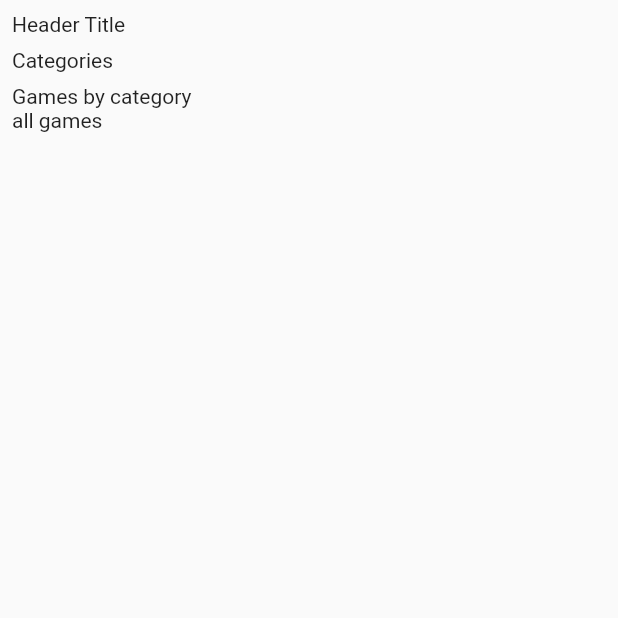
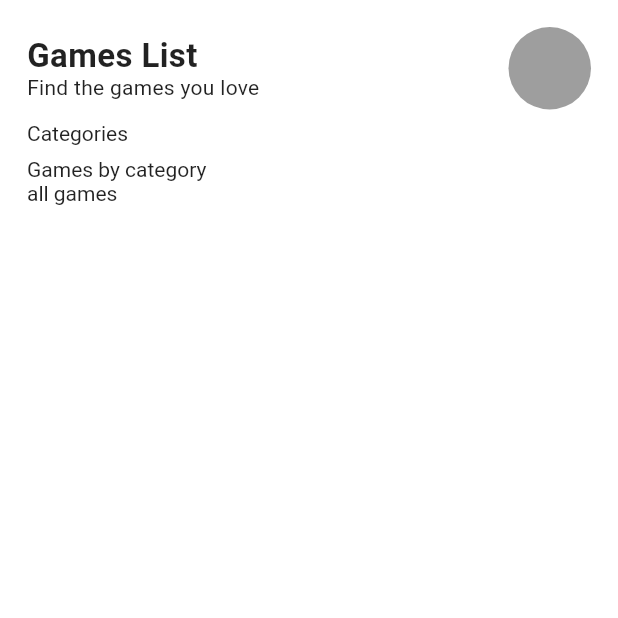
Before and after one commit to ERy03/Game-List, a Flutter app: the screen it shows after launch, on a phone screen of 412 x 824 dp, the top half of it. Run offline on Flutter 3.47's test engine with Material 2 defaults, Android fonts, the phone set to English and light mode, and no system bars.

Commit message:
add: header

```diff
--- a/lib/home/pages/home_layout.dart
+++ b/lib/home/pages/home_layout.dart
@@ -1,4 +1,5 @@
 import 'package:flutter/material.dart';
+import 'package:game_list/home/widgets/header.dart';
 
 class HomeLayout extends StatelessWidget {
   const HomeLayout({
@@ -8,13 +9,14 @@ class HomeLayout extends StatelessWidget {
   @override
   Widget build(BuildContext context) {
     return Scaffold(
+      backgroundColor: Colors.white,
       body: SafeArea(
         child: Padding(
-          padding: const EdgeInsets.all(8.0),
+          padding: const EdgeInsets.all(18.0),
           child: Column(
             crossAxisAlignment: CrossAxisAlignment.start,
             children: const [
-              Text('Header Title'),
+              Header(),
               SizedBox(height: 8),
               Text('Categories'),
               SizedBox(height: 8),
--- /dev/null
+++ b/lib/home/widgets/header.dart
@@ -0,0 +1,46 @@
+import 'package:flutter/material.dart';
+
+class Header extends StatelessWidget {
+  const Header({
+    Key? key,
+  }) : super(key: key);
+
+  @override
+  Widget build(BuildContext context) {
+    return Row(
+      children: <Widget>[
+        Expanded(
+          child: Column(
+            mainAxisAlignment: MainAxisAlignment.end,
+            crossAxisAlignment: CrossAxisAlignment.start,
+            children: const <Widget>[
+              Text(
+                'Games List',
+                textAlign: TextAlign.left,
+                style: TextStyle(
+                  fontWeight: FontWeight.bold,
+                  fontSize: 22,
+                  letterSpacing: 0.27,
+                ),
+              ),
+              Text(
+                'Find the games you love',
+                textAlign: TextAlign.left,
+                style: TextStyle(
+                  fontWeight: FontWeight.w400,
+                  fontSize: 14,
+                  letterSpacing: 0.2,
+                ),
+              ),
+            ],
+          ),
+        ),
+        const SizedBox(
+          width: 55,
+          height: 55,
+          child: CircleAvatar(backgroundColor: Colors.grey),
+        )
+      ],
+    );
+  }
+}
```
